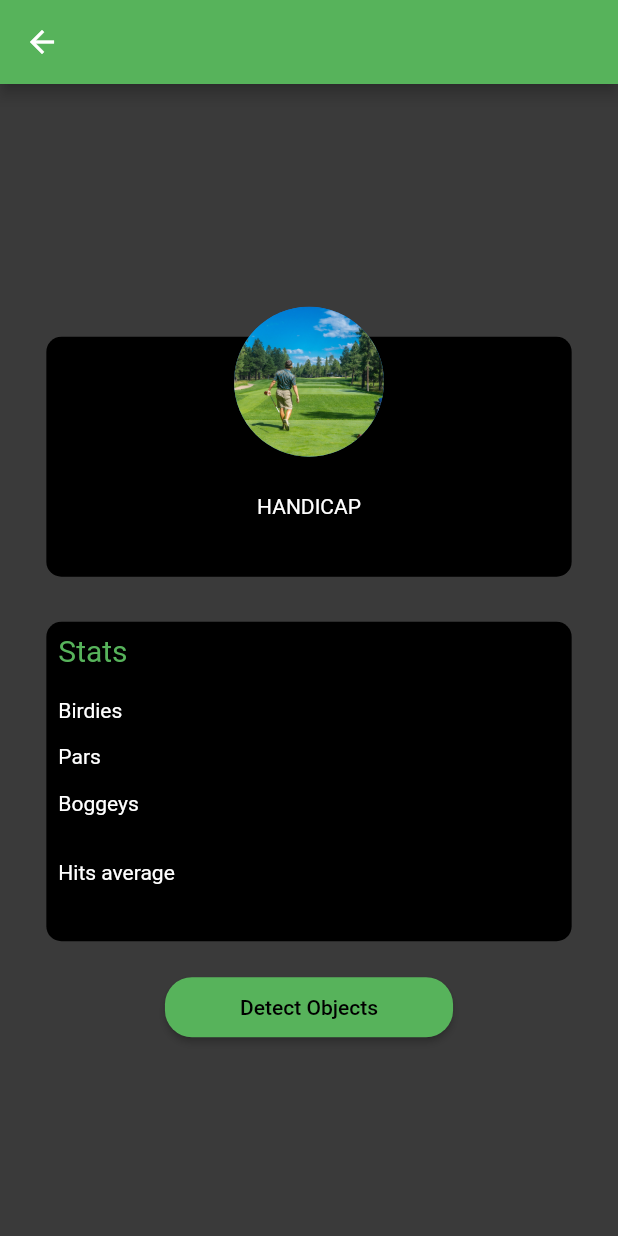
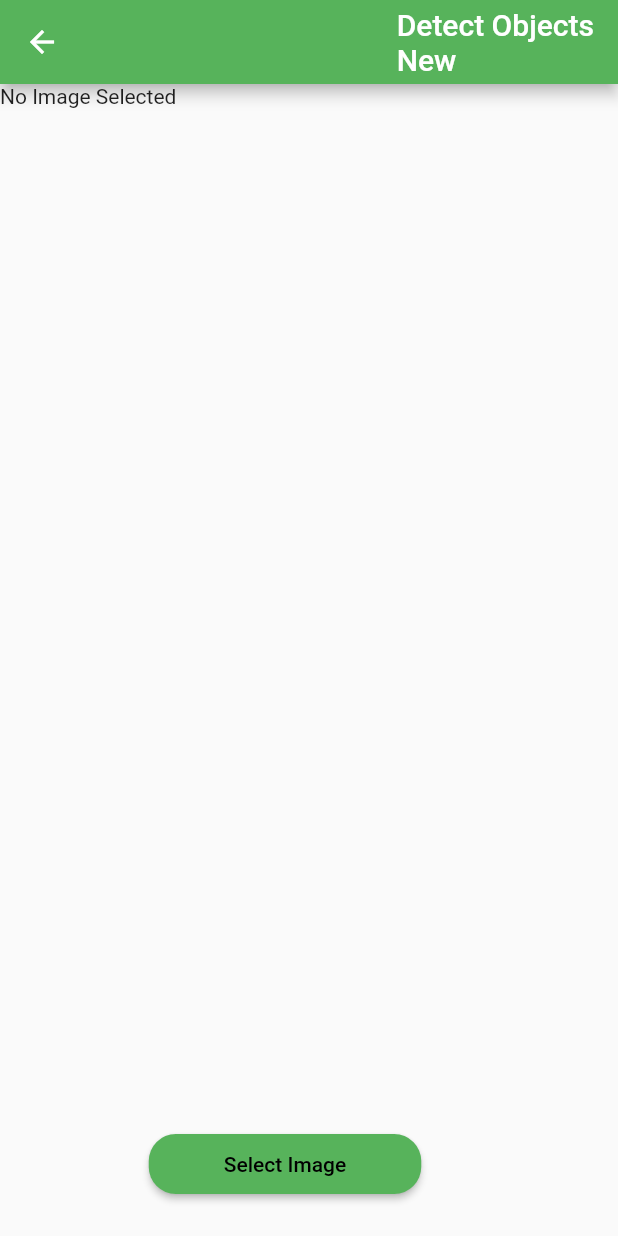
Before and after one commit to yared123yared/birdiefy_excercise, a Flutter app: the UserProfile screen opened directly with empty values, after a tap on "Detect Objects", on a phone screen of 412 x 824 dp. Run offline on Flutter 3.47's test engine with Material 2 defaults, Android fonts, the phone set to English and light mode, and no system bars; our stand-ins replace carousel_slider, cloud_firestore, equatable, firebase_auth, firebase_core, geolocator and 6 more; missing offline and left inert: tflite; accounts and stored records are empty.

```diff
--- a/lib/Screen/home/add_new_round.dart
+++ b/lib/Screen/home/add_new_round.dart
@@ -114,7 +114,9 @@ class _AddNewRoundState extends State<AddNewRound> {
             ButtonWidget(
                 onPressed: () {
                   Navigator.of(context).pushReplacement(MaterialPageRoute(
-                      builder: (context) => const AddNewHole()));
+                      builder: (context) => AddNewHole(
+                            fromRound: false,
+                          )));
                 },
                 text: 'Add holes')
           ],
--- /dev/null
+++ b/lib/Screen/profile/object_detector.dart
@@ -0,0 +1,160 @@
+import 'dart:io';
+
+import 'package:app/Widget/button_widget.dart';
+import 'package:app/utils/app_theme.dart';
+import 'package:flutter/material.dart';
+import 'package:flutter/services.dart';
+import 'package:image_picker/image_picker.dart';
+import 'package:tflite/tflite.dart';
+
+class ObjectDetector extends StatefulWidget {
+  @override
+  _ObjectDetectorState createState() => _ObjectDetectorState();
+}
+
+class _ObjectDetectorState extends State<ObjectDetector> {
+  File? _image;
+
+  double? _imageWidth;
+  double? _imageHeight;
+  bool _busy = false;
+
+  List? _recognitions;
+
+  @override
+  void initState() {
+    super.initState();
+    _busy = true;
+
+    loadModel().then((val) {
+      setState(() {
+        _busy = false;
+      });
+    });
+  }
+
+  loadModel() async {
+    Tflite.close();
+    try {
+      await Tflite.loadModel(
+        model: "assets/tflite/ssd_mobilenet.tflite",
+        labels: "assets/tflite/ssd_mobilenet.txt",
+      );
+    } on PlatformException {
+      print("Failed to load the model");
+    }
+  }
+
+  selectFromImagePicker() async {
+    var image = await ImagePicker().pickImage(source: ImageSource.gallery);
+    if (image == null) return;
+    setState(() {
+      _busy = true;
+    });
+    predictImage(File(image.path));
+  }
+
+  predictImage(File image) async {
+    if (image == null) return;
+    await ssdMobileNet(image);
+
+    FileImage(image)
+        .resolve(ImageConfiguration())
+        .addListener((ImageStreamListener((ImageInfo info, bool _) {
+          setState(() {
+            _imageWidth = info.image.width.toDouble();
+            _imageHeight = info.image.height.toDouble();
+          });
+        })));
+
+    setState(() {
+      _image = image;
+      _busy = false;
+    });
+  }
+
+  ssdMobileNet(File image) async {
+    var recognitions = await Tflite.detectObjectOnImage(
+        path: image.path, numResultsPerClass: 1);
+
+    setState(() {
+      _recognitions = recognitions;
+    });
+  }
+
+  List<Widget> renderBoxes(Size screen) {
+    if (_recognitions == null) return [];
+    if (_imageWidth == null || _imageHeight == null) return [];
+
+    double factorX = screen.width;
+    double factorY = _imageHeight! / _imageHeight! * screen.width;
+
+    Color blue = Colors.red;
+
+    return _recognitions!.map((re) {
+      return Positioned(
+          left: re["rect"]["x"] * factorX,
+          top: re["rect"]["y"] * factorY,
+          width: re["rect"]["w"] * factorX,
+          height: re["rect"]["h"] * factorY,
+          child: ((re["confidenceInClass"] > 0.50))
+              ? Container(
+                  decoration: BoxDecoration(
+                      border: Border.all(
+                    color: blue,
+                    width: 3,
+                  )),
+                  child: Text(
+                    "${re["detectedClass"]} ${(re["confidenceInClass"] * 100).toStringAsFixed(0)}%",
+                    style: TextStyle(
+                      background: Paint()..color = blue,
+                      color: Colors.white,
+                      fontSize: 15,
+                    ),
+                  ),
+                )
+              : Container());
+    }).toList();
+  }
+
+  @override
+  Widget build(BuildContext context) {
+    Size size = MediaQuery.of(context).size;
+
+    List<Widget> stackChildren = [];
+
+    stackChildren.add(Positioned(
+      top: 0.0,
+      left: 0.0,
+      width: size.width,
+      child: _image == null ? Text("No Image Selected") : Image.file(_image!),
+    ));
+
+    stackChildren.addAll(renderBoxes(size));
+
+    if (_busy) {
+      stackChildren.add(Center(
+        child: CircularProgressIndicator(),
+      ));
+    }
+
+    return Scaffold(
+      appBar: AppBar(
+        title: Align(
+            alignment: Alignment.topRight, child: Text("Detect Objects\nNew")),
+        backgroundColor: AppTheme.primaryColor,
+      ),
+      floatingActionButton: Align(
+        alignment: Alignment.bottomCenter,
+        child: Padding(
+          padding: const EdgeInsets.all(8.0),
+          child: ButtonWidget(
+              onPressed: selectFromImagePicker, text: "Select Image"),
+        ),
+      ),
+      body: Stack(
+        children: stackChildren,
+      ),
+    );
+  }
+}
--- a/lib/Screen/profile/user_profile.dart
+++ b/lib/Screen/profile/user_profile.dart
@@ -1,4 +1,5 @@
 import 'package:app/Screen/profile/components/profile_widget.dart';
+import 'package:app/Screen/profile/object_detector.dart';
 import 'package:app/Widget/button_widget.dart';
 import 'package:app/model/user_entity.dart';
 import 'package:app/utils/app_theme.dart';
@@ -35,7 +36,12 @@ class UserProfile extends StatelessWidget {
                   const SizedBox(
                     height: 20,
                   ),
-                  ButtonWidget(onPressed: () {}, text: "Detect Objects")
+                  ButtonWidget(
+                      onPressed: () {
+                        Navigator.of(context).pushReplacement(MaterialPageRoute(
+                            builder: (context) => ObjectDetector()));
+                      },
+                      text: "Detect Objects")
                 ],
               ),
             ),
--- a/pubspec.yaml
+++ b/pubspec.yaml
@@ -51,6 +51,8 @@ dependencies:
   shared_preferences: ^2.0.15
   get_it: ^7.2.0
   persistent_bottom_nav_bar: ^5.0.2
+  tflite: ^1.1.2
+  image_picker: ^0.8.6
 
 
 
@@ -82,6 +84,7 @@ flutter:
   # To add assets to your application, add an assets section, like this:
   assets:
     - assets/user/
+    - assets/tflite/
 
   # An image asset can refer to one or more resolution-specific "variants", see
   # https://flutter.dev/assets-and-images/#resolution-aware
```
Also changed, not shown: assets/tflite/ssd_mobilenet.txt (added, +91 -0 lines), lib/Screen/home/add_new_hole.dart (+55 -5 lines), lib/Screen/home/components/round_widget.dart (+23 -18 lines), lib/Screen/home/components/selector_widget.dart (+19 -12 lines), lib/Screen/home/home.dart (+8 -7 lines), lib/model/round.dart (+30 -18 lines), lib/service/firebase_service.dart (+46 -27 lines), pubspec.lock, 1 other file.
